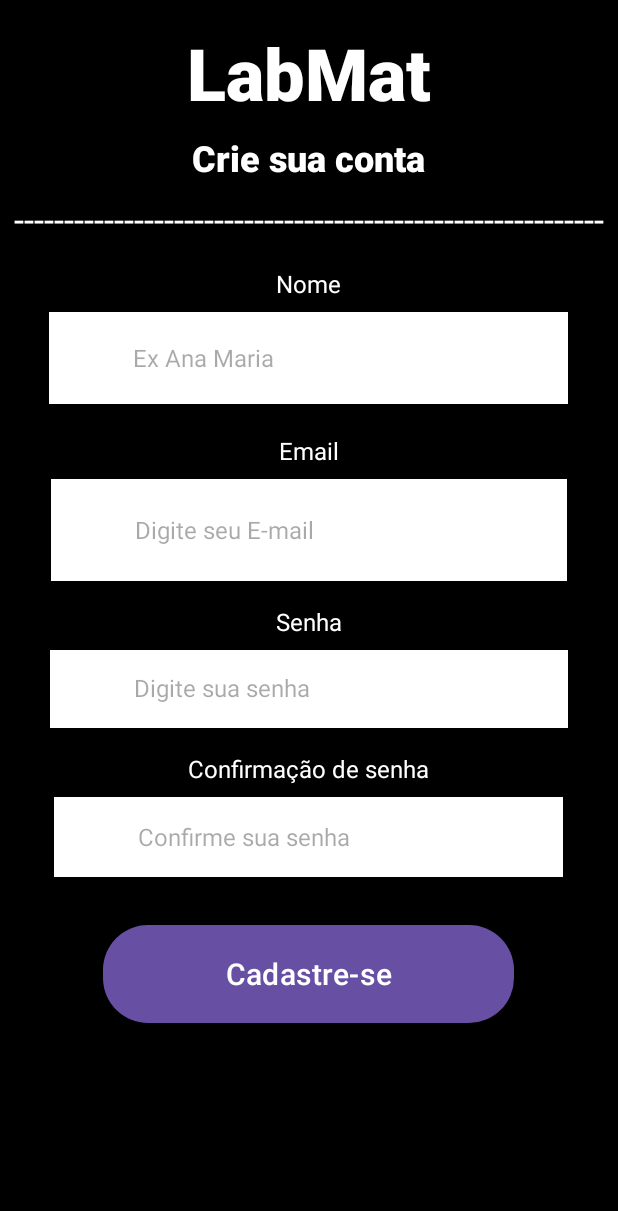
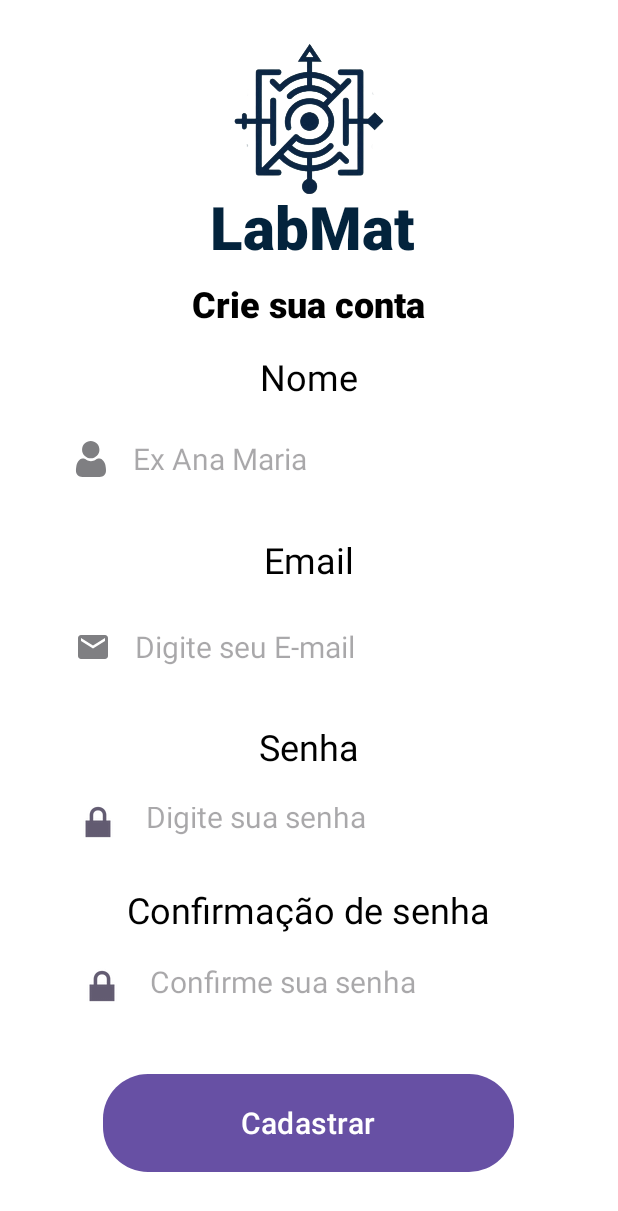
Before and after one commit to vRodrigues22/LabMatApp, an Android app: the CadastroActivity screen opened directly, with no data from a screen before it, on a phone screen of 412 x 824 dp. Shown: the top 1211 px of the screen. Run offline under Robolectric (Android 15) with nearby library versions, the phone set to English and light mode, and no system bars; our stand-ins replace Firebase (no records; nobody signed in at launch, a user with empty details on screens opened directly).

Commit message:
Atualização da pagina de Cadastro.

```diff
--- a/app/src/main/res/layout/activity_cadastro.xml
+++ b/app/src/main/res/layout/activity_cadastro.xml
@@ -7,7 +7,7 @@
     android:layout_height="match_parent"
     android:fillViewport="true"
     android:gravity="center_vertical"
-    android:background= "@color/black">
+    android:background= "@color/white">
 
 <LinearLayout
     android:layout_width="match_parent"
@@ -17,14 +17,35 @@
     tools:context=".activities.CadastroActivity">
 
     <TextView
-        android:layout_width="wrap_content"
+        android:id="@+id/textView3"
+        android:layout_width="match_parent"
         android:layout_height="wrap_content"
-        android:layout_gravity="center_horizontal"
-        android:layout_marginTop="16dp"
+        android:layout_gravity="center"
+        android:layout_marginTop="-55dp"
         android:fontFamily="sans-serif-black"
-        android:textColor="@color/white"
         android:text="LabMat"
-        android:textSize="48sp" />
+        android:textColor="#03233C"
+        android:textSize="18sp" />
+
+    <ImageView
+        android:id="@+id/imageView10"
+        android:layout_width="match_parent"
+        android:layout_height="200dp"
+        android:layout_gravity="center"
+        android:layout_marginTop="10dp"
+        android:visibility="visible"
+        app:srcCompat="@drawable/labmatttt" />
+
+    <TextView
+        android:id="@+id/textView4"
+        android:layout_width="match_parent"
+        android:layout_height="wrap_content"
+        android:layout_gravity="center"
+        android:layout_marginTop="-55dp"
+        android:fontFamily="sans-serif-black"
+        android:text="              LabMat"
+        android:textColor="#03233C"
+        android:textSize="40sp" />
 
     <TextView
         android:layout_width="wrap_content"
@@ -32,19 +53,10 @@
         android:layout_gravity="center_horizontal"
         android:layout_marginTop="8dp"
         android:fontFamily="sans-serif-black"
-        android:textColor="@color/white"
+        android:textColor="@color/black"
         android:text="Crie sua conta"
         android:textSize="24sp" />
 
-
-    <TextView
-        android:layout_width="wrap_content"
-        android:layout_height="wrap_content"
-        android:layout_gravity="center_horizontal"
-        android:textColor="@color/white"
-        android:layout_marginTop="8dp"
-        android:text="-----------------------------------------------------------"
-        android:textSize="24sp" />
 
     <TextView
         android:id="@+id/textView9"
@@ -53,8 +65,8 @@
         android:layout_gravity="center_horizontal"
         android:layout_marginTop="16dp"
         android:text="Nome"
-        android:textColor="@color/white"
-        android:textSize="16sp" />
+        android:textColor="@color/black"
+        android:textSize="24sp" />
 
     <EditText
         android:id="@+id/edt_nome"
@@ -63,22 +75,22 @@
         android:layout_gravity="center_horizontal"
         android:layout_marginTop="8dp"
         android:background="@color/white"
-        android:drawableStart="@drawable/ic_user_on"
+        android:drawableStart="@drawable/ic_perfil_on"
         android:drawablePadding="16dp"
         android:hint="Ex Ana Maria"
         android:inputType="text"
         android:padding="16dp"
-        android:textSize="16sp" />
+        android:textSize="20sp" />
 
     <TextView
         android:id="@+id/textView17"
         android:layout_width="wrap_content"
         android:layout_height="wrap_content"
         android:layout_gravity="center_horizontal"
-        android:textColor="@color/white"
         android:layout_marginTop="20dp"
         android:text="Email"
-        android:textSize="16sp" />
+        android:textColor="@color/black"
+        android:textSize="24sp" />
 
     <EditText
         android:id="@+id/edt_email"
@@ -86,23 +98,23 @@
         android:layout_height="68dp"
         android:layout_gravity="center_horizontal"
         android:layout_marginTop="8dp"
-        android:drawableStart="@drawable/ic_email_red"
-        android:background= "@color/white"
+        android:background="@color/white"
+        android:drawableStart="@drawable/ic_email"
         android:drawablePadding="16dp"
         android:hint="Digite seu E-mail"
         android:inputType="textEmailAddress"
         android:padding="16dp"
-        android:textSize="16sp" />
+        android:textSize="20sp" />
 
     <TextView
         android:id="@+id/textView10"
         android:layout_width="wrap_content"
         android:layout_height="wrap_content"
         android:layout_gravity="center_horizontal"
-        android:textColor="@color/white"
         android:layout_marginTop="16dp"
         android:text="Senha"
-        android:textSize="16sp" />
+        android:textColor="@color/black"
+        android:textSize="24sp" />
 
     <EditText
         android:id="@+id/edt_senha"
@@ -110,36 +122,37 @@
         android:layout_height="52dp"
         android:layout_gravity="center_horizontal"
         android:layout_marginTop="8dp"
-        android:drawableStart="@drawable/ic_password"
-        android:background= "@color/white"
+        android:background="@color/white"
+        android:drawableStart="@android:drawable/ic_lock_lock"
         android:drawablePadding="16dp"
         android:hint="Digite sua senha"
         android:inputType="textPassword"
         android:padding="16dp"
-        android:textSize="16sp" />
+        android:textSize="20sp" />
 
     <TextView
         android:id="@+id/textView11"
         android:layout_width="wrap_content"
         android:layout_height="wrap_content"
         android:layout_gravity="center_horizontal"
-        android:textColor="@color/white"
         android:layout_marginTop="16dp"
         android:text="Confirmação de senha"
-        android:textSize="16sp" />
+        android:textColor="@color/black"
+        android:textSize="24sp" />
+
     <EditText
         android:id="@+id/edt_senhaconfirme"
         android:layout_width="339dp"
         android:layout_height="53dp"
         android:layout_gravity="center_horizontal"
         android:layout_marginTop="8dp"
-        android:background= "@color/white"
-        android:drawableStart="@drawable/ic_password"
+        android:background="@color/white"
+        android:drawableStart="@android:drawable/ic_lock_lock"
         android:drawablePadding="16dp"
         android:hint="Confirme sua senha"
         android:inputType="textPassword"
         android:padding="16dp"
-        android:textSize="16sp" />
+        android:textSize="20sp" />
 
     <Button
         android:id="@+id/cadastroButtoncliente"
@@ -147,7 +160,6 @@
         android:layout_height="65dp"
         android:layout_gravity="center_horizontal"
         android:layout_marginTop="32dp"
-
         android:background="@drawable/round_button"
         android:backgroundTint="#0934BD"
         android:fontFamily="sans-serif-medium"
@@ -157,13 +169,13 @@
         android:paddingEnd="24dp"
         android:paddingBottom="12dp"
         android:radius="90px"
-        android:text="Cadastre-se"
+        android:text="Cadastrar"
         android:textAlignment="center"
         android:textAllCaps="false"
         android:textColor="@color/white"
         android:textColorHighlight="#7AD9E4"
-
         android:textColorLink="#F0F0F0"
         android:textSize="20sp" />
+
 </LinearLayout>
 </ScrollView>
--- a/app/src/main/res/layout/activity_clientes.xml
+++ b/app/src/main/res/layout/activity_clientes.xml
@@ -117,7 +117,8 @@
             android:layout_height="61dp"
             android:layout_gravity="center_horizontal"
             android:layout_marginTop="16dp"
-            android:text="Entrar" />
+            android:text="Entrar"
+            android:textSize="20sp"/>
 
         <TextView
             android:id="@+id/textView5"
--- a/app/src/main/res/layout/activity_entrada.xml
+++ b/app/src/main/res/layout/activity_entrada.xml
@@ -14,7 +14,7 @@
         android:fontFamily="sans-serif-black"
         android:text="LabMat"
         android:textColor="#03233C"
-        android:textSize="40sp"
+        android:textSize="50sp"
         app:layout_constraintBottom_toBottomOf="parent"
         app:layout_constraintEnd_toEndOf="parent"
         app:layout_constraintHorizontal_bias="0.498"
```
